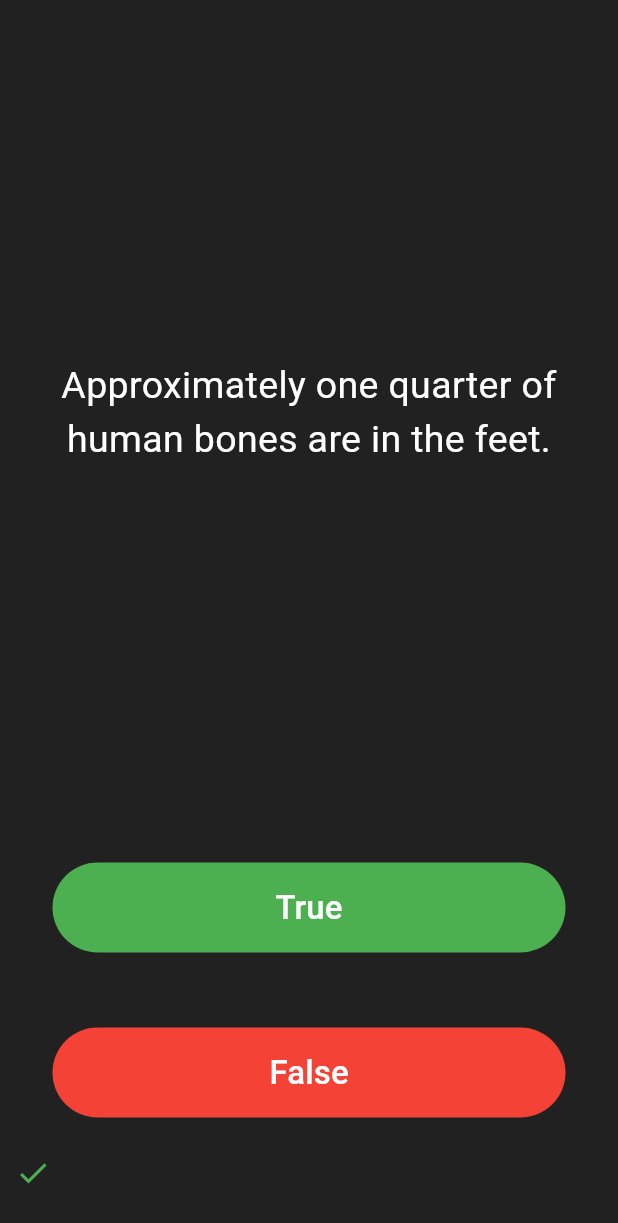
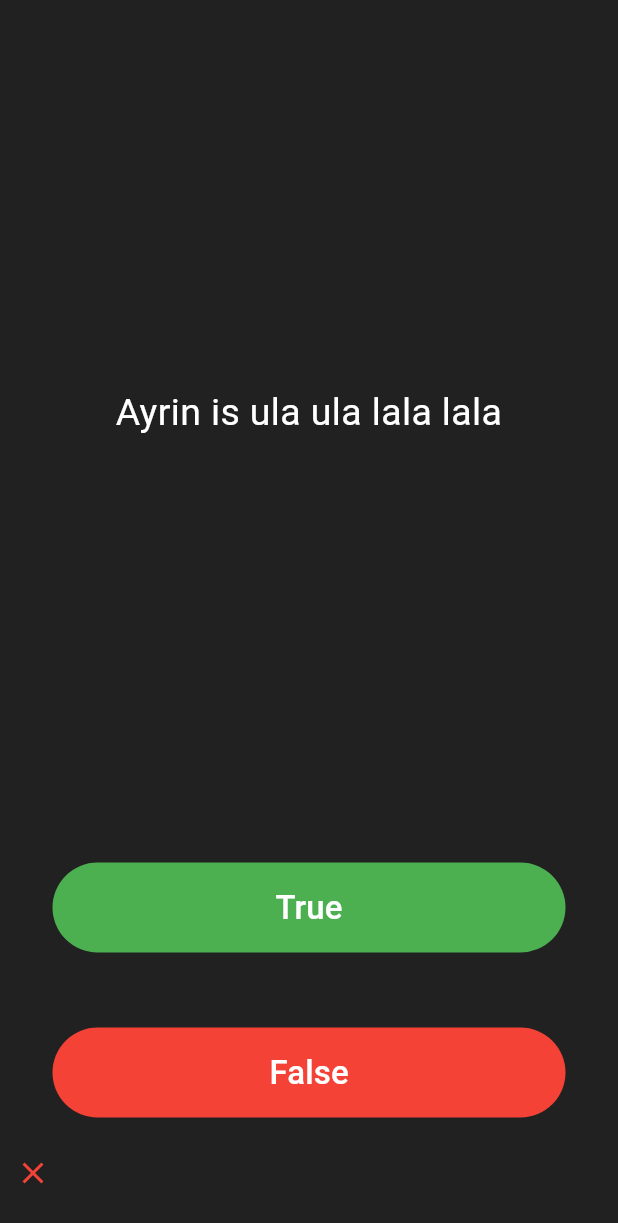
Before and after one commit to msiprime/quizzler, a Flutter app: the screen it shows after launch, after a tap on "True", on a phone screen of 412 x 824 dp. Shown: the top 1223 px of the screen. Run offline on Flutter 3.47's test engine with Material 3 defaults, Android fonts, the phone set to English and light mode, and no system bars.

Commit message:
classes implemented successfully

```diff
--- a/lib/main.dart
+++ b/lib/main.dart
@@ -1,9 +1,11 @@
 import 'package:flutter/material.dart';
 import 'package:quizzler/question.dart';
 
-void main() => runApp(Quizzler());
+void main() => runApp(const Quizzler());
 
 class Quizzler extends StatelessWidget {
+  const Quizzler({super.key});
+
   @override
   Widget build(BuildContext context) {
     return MaterialApp(
@@ -21,6 +23,8 @@ class Quizzler extends StatelessWidget {
 }
 
 class QuizPage extends StatefulWidget {
+  const QuizPage({super.key});
+
   @override
   _QuizPageState createState() => _QuizPageState();
 }
@@ -34,27 +38,15 @@ class _QuizPageState extends State<QuizPage> {
     Icons.close,
     color: Colors.red,
   );
+
   int questionNumber = 0;
-
-  List<String> questions = [
-    'You can lead a cow down stairs but not up stairs.',
-    'Approximately one quarter of human bones are in the feet.',
-    'A slug\'s blood is green.',
-    'Ayrin is ula ula lala lala',
-    'Rakib is chacha chacha cha cha cha',
-    'vombol das vombol das',
-    'A E I O U are vowels'
+  List<Question> questionBank = [
+    Question(question: 'A slug\'s blood is green.', answer: false),
+    Question(question: 'Ayrin is ula ula lala lala', answer: true),
+    Question(question: 'vombol das vombol das', answer: true),
+    Question(question: 'Rakib is chacha chacha cha cha cha', answer: false)
   ];
   List<Widget> scoreKeeper = [];
-  List<bool> answers = [true, false, true, false, true, true];
-  Question q1 =
-      Question('You can lead a cow down stairs but not up stairs.', true);
-  Question q2 = Question(
-      'Approximately one quarter of human bones are in the feet.', false);
-  Question q3 = Question('A slug\'s blood is green.', true);
-  Question q4 = Question('Ayrin is ula ula lala lala', true);
-  Question q5 = Question('vombol das vombol das', true);
-  Question q6 = Question('Rakib is chacha chacha cha cha cha', true);
 
   @override
   Widget build(BuildContext context) {
@@ -70,7 +62,7 @@ class _QuizPageState extends State<QuizPage> {
               padding: EdgeInsets.all(10.0),
               child: Center(
                 child: Text(
-                  questions[questionNumber],
+                  questionBank[questionNumber].question,
                   textAlign: TextAlign.center,
                   style: TextStyle(
                     fontSize: 25.0,
@@ -96,7 +88,7 @@ class _QuizPageState extends State<QuizPage> {
                   ),
                 ),
                 onPressed: () {
-                  bool correctAnswer = answers[questionNumber];
+                  bool correctAnswer = questionBank[questionNumber].answer;
                   if (correctAnswer == true) {
                     scoreKeeper.add(correct);
                   } else {
@@ -124,7 +116,7 @@ class _QuizPageState extends State<QuizPage> {
                   ),
                 ),
                 onPressed: () {
-                  bool correctAnswer = answers[questionNumber];
+                  bool correctAnswer = questionBank[questionNumber].answer;
                   if (correctAnswer == false) {
                     scoreKeeper.add(correct);
                   } else {
--- a/lib/question.dart
+++ b/lib/question.dart
@@ -1,5 +1,6 @@
 class Question {
   String question;
   bool answer;
-  Question(this.question, this.answer);
+
+  Question({required this.question, required this.answer});
 }
```
Also changed, not shown: lib/quiz_brain.dart (added).
